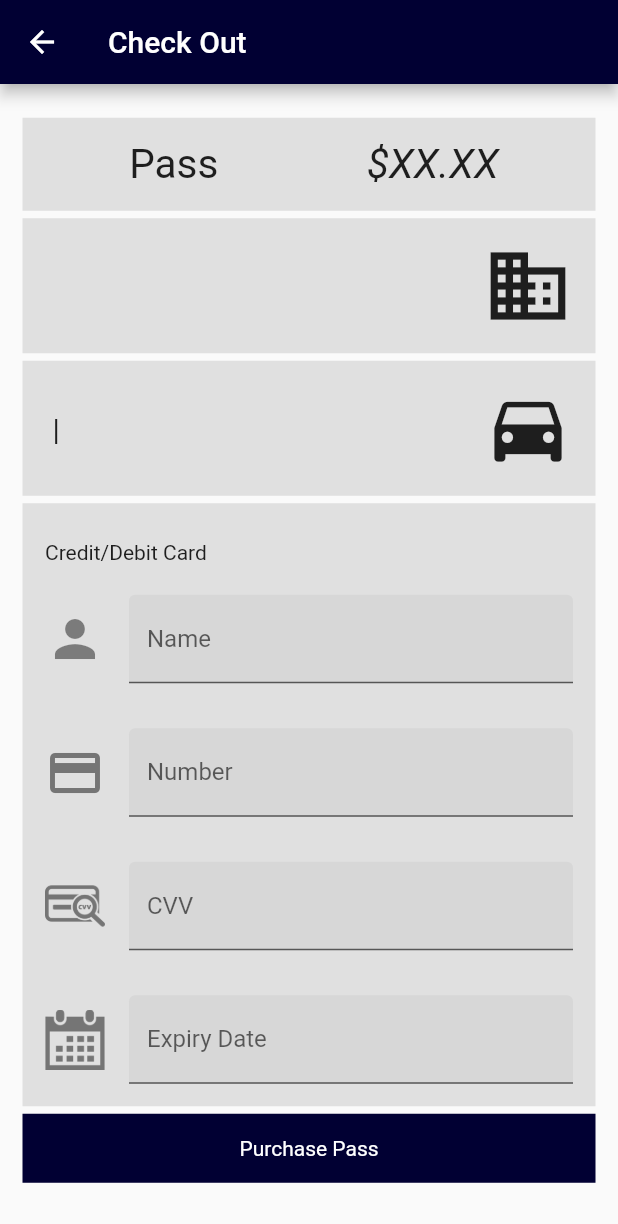
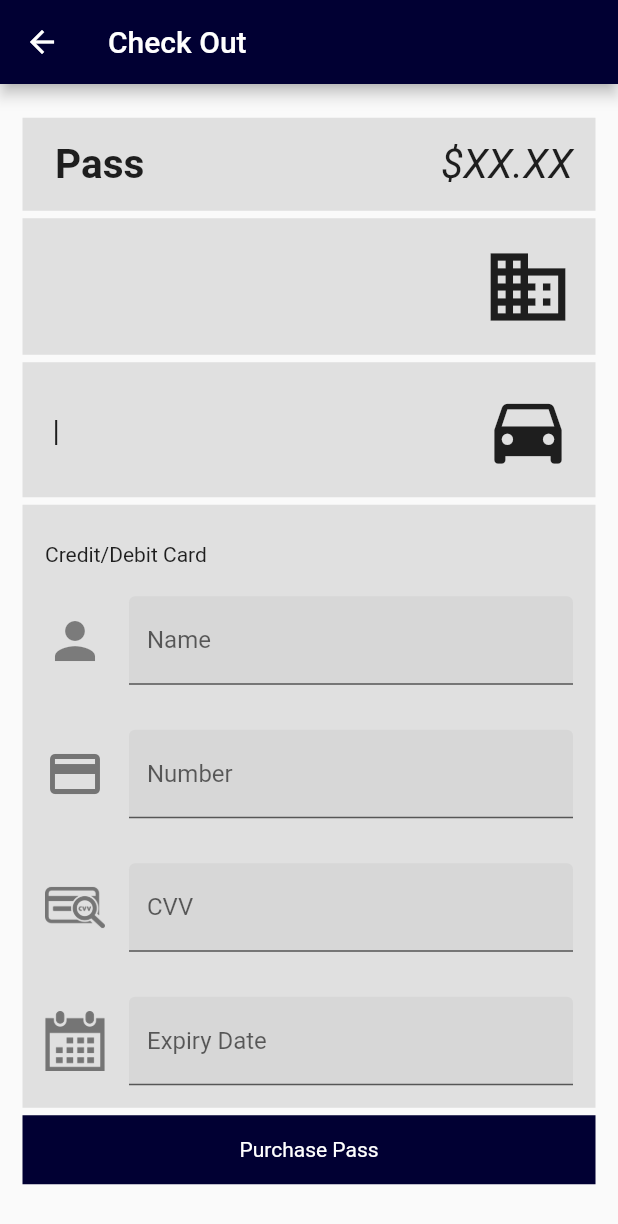
Before and after one commit to Paarth-G/Parkup_NJIT, a Flutter app: the CheckOutPage screen opened directly with empty values, on a phone screen of 412 x 824 dp. Shown: the top 1224 px of the screen. Run offline on Flutter 3.47's test engine with Material 2 defaults, Android fonts, the phone set to English and light mode, and no system bars; our stand-ins replace cloud_firestore, dropdown_search, firebase_auth, firebase_core, modal_progress_hud; accounts and stored records are empty.

```diff
--- a/parkup_v2/lib/model/carModel.dart
+++ b/parkup_v2/lib/model/carModel.dart
@@ -1,23 +1,29 @@
+import 'package:cloud_firestore/cloud_firestore.dart';
 import 'package:flutter/material.dart';
 
 class Car {
   // Properties of a registered Car
   final String make;
-  // final String model;
   final String style;
   final String color;
   final String licensePlate;
   final String state;
+  final DocumentReference reference;
 
-  // Constructor
-  Car({
-    this.make,
-    //this.model,
-    this.style,
-    this.color,
-    this.licensePlate,
-    this.state,
-  });
+  Car.fromMap(Map<String, dynamic> map, {this.reference})
+      : assert(map['make'] != null),
+        assert(map['style'] != null),
+        assert(map['color'] != null),
+        assert(map['licensePlate'] != null),
+        assert(map['state'] != null),
+        make = map['make'],
+        style = map['style'],
+        color = map['color'],
+        licensePlate = map['licensePlate'],
+        state = map['state'];
+
+  Car.fromSnapshot(DocumentSnapshot snapshot)
+      : this.fromMap(snapshot.data(), reference: snapshot.reference);
 }
 
 List<Car> kCars = [];
--- a/parkup_v2/lib/model/passModel.dart
+++ b/parkup_v2/lib/model/passModel.dart
@@ -1,14 +1,30 @@
-import 'carModel.dart';
+import 'package:cloud_firestore/cloud_firestore.dart';
 
 class Pass {
-  final String parkingLot;
+  final String lot;
   final String address;
   final String type;
-  final DateTime startDate;
-  final DateTime endDate;
-  final Car car;
-  Pass(this.parkingLot, this.address, this.type, this.startDate, this.endDate,
-      this.car);
+  final Timestamp starts;
+  final Timestamp expires;
+  final String plate;
+  final DocumentReference reference;
+
+  Pass.fromMap(Map<String, dynamic> map, {this.reference})
+      : assert(map['lot'] != null),
+        assert(map['address'] != null),
+        assert(map['type'] != null),
+        assert(map['starts'] != null),
+        assert(map['expires'] != null),
+        assert(map['plate'] != null),
+        this.lot = map['lot'],
+        this.address = map['address'],
+        this.type = map['type'],
+        this.starts = map['starts'],
+        this.expires = map['expires'],
+        this.plate = map['plate'];
+
+  Pass.fromSnapshot(DocumentSnapshot snapshot)
+      : this.fromMap(snapshot.data(), reference: snapshot.reference);
 }
 
 List<Pass> kPasses = [];
--- a/parkup_v2/lib/screens/parkingPass/checkOutPage.dart
+++ b/parkup_v2/lib/screens/parkingPass/checkOutPage.dart
@@ -6,6 +6,7 @@ import 'package:parkup_v2/library/reusableCard.dart';
 import 'package:parkup_v2/model/carModel.dart';
 import 'package:parkup_v2/model/creditCardModel.dart';
 import 'package:parkup_v2/model/passModel.dart';
+import 'package:cloud_firestore/cloud_firestore.dart';
 
 import '../tabBarScreen.dart';
 
@@ -14,12 +15,14 @@ class CheckOutPage extends StatefulWidget {
     @required this.lot,
     @required this.lotAddress,
     @required this.passType,
-    @required this.car,
+    @required this.color,
+    @required this.make,
+    @required this.plate,
   });
 
   final String lot, lotAddress;
   final String passType;
-  final Car car;
+  final String color, make, plate;
 
   @override
   _CheckOutPageState createState() => _CheckOutPageState();
@@ -37,6 +40,8 @@ class _CheckOutPageState extends State<CheckOutPage> {
   var pass;
 
   Color njitBlue = const Color(0xff010033);
+
+  final _firestore = FirebaseFirestore.instance;
 
   @override
   void initState() {
@@ -61,12 +66,15 @@ class _CheckOutPageState extends State<CheckOutPage> {
             colour: Colors.grey[300],
             cardChild: Container(
               child: Row(
-                mainAxisAlignment: MainAxisAlignment.spaceAround,
+                mainAxisAlignment: MainAxisAlignment.spaceBetween,
                 crossAxisAlignment: CrossAxisAlignment.center,
                 children: [
                   Text(
                     widget.passType + " Pass",
-                    style: TextStyle(fontSize: 27),
+                    style: TextStyle(
+                      fontSize: 27,
+                      fontWeight: FontWeight.bold,
+                    ),
                   ),
                   Text(
                     "\$XX.XX",
@@ -95,12 +103,12 @@ class _CheckOutPageState extends State<CheckOutPage> {
                         Text(
                           widget.lot,
                           style: TextStyle(
-                              fontSize: 15, fontWeight: FontWeight.bold),
+                              fontSize: 20, fontWeight: FontWeight.bold),
                         ),
                         Text(
                           widget.lotAddress,
                           style: TextStyle(
-                              fontSize: 10, fontStyle: FontStyle.italic),
+                              fontSize: 15, fontStyle: FontStyle.italic),
                         ),
                         SizedBox(height: 10),
                       ],
@@ -128,7 +136,7 @@ class _CheckOutPageState extends State<CheckOutPage> {
                       children: [
                         SizedBox(height: 10),
                         Text(
-                          widget.car.make + " | " + widget.car.licensePlate,
+                          widget.make + " | " + widget.plate,
                           style: TextStyle(fontSize: 20),
                         ),
                         SizedBox(height: 10),
@@ -268,16 +276,14 @@ class _CheckOutPageState extends State<CheckOutPage> {
                 DateTime currentTime = DateTime.now().toLocal();
                 DateTime endTime = getEndTime(widget.passType, currentTime);
 
-                pass = Pass(
-                  widget.lot,
-                  widget.lotAddress,
-                  widget.passType,
-                  currentTime,
-                  endTime,
-                  widget.car,
-                );
-
-                kPasses.add(pass);
+                _firestore.collection('passes').add({
+                  'lot': widget.lot,
+                  'address': widget.lotAddress,
+                  'type': widget.passType,
+                  'starts': currentTime,
+                  'expires': endTime,
+                  'plate': widget.plate,
+                });
 
                 Navigator.push(
                   context,
```
Also changed, not shown: parkup_v2/lib/library/reusableCard.dart (+32 -31 lines), parkup_v2/lib/screens/parkingPass/chooseCarPage.dart (+32 -22 lines), parkup_v2/lib/screens/parkingPass/chooseLotPage.dart (+9 -11 lines), parkup_v2/lib/screens/parkingPass/chooseTypePage.dart (+14 -12 lines), parkup_v2/lib/screens/parkingPass/passesPage.dart (+2 -8 lines), parkup_v2/lib/screens/parkingPass/showQRPage.dart (+7 -7 lines), parkup_v2/lib/screens/parkingPass/viewPassesPage.dart (added, +102 -0 lines), parkup_v2/lib/screens/registeredCars/carsPage.dart (deleted, +0 -92 lines), parkup_v2/lib/screens/registeredCars/registerCarPage.dart (+10 -9 lines), parkup_v2/lib/screens/registeredCars/viewCarsPage.dart (added, +87 -0 lines), parkup_v2/lib/screens/tabBarScreen.dart (+4 -3 lines), parkup_v2/pubspec.lock.
